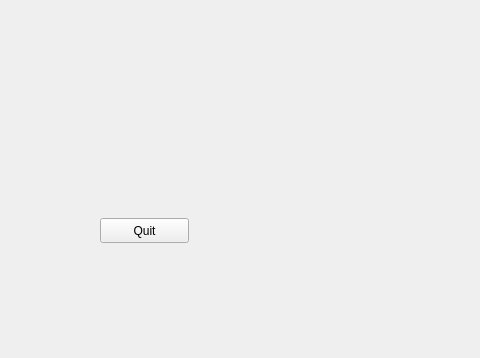
First picture: the form in src/3D_Viewer/mainwindow.ui, repository Ankononenko/s21_3DViewer, before the edit; both pictures show x 0 to 480 and y 442 to 800 of the 1200 by 800 pixel window.
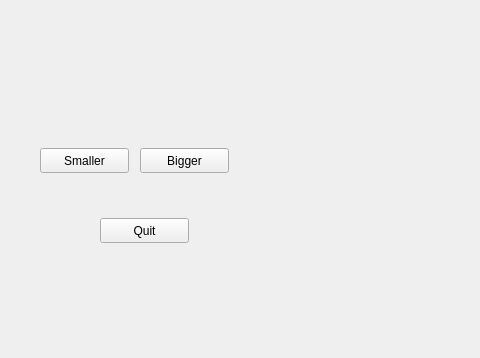
Second picture: the form after the edit. Custom widgets are drawn as their Qt base class.

Commit message: added buttons to resize the model

```diff
--- a/src/3D_Viewer/mainwindow.ui
+++ b/src/3D_Viewer/mainwindow.ui
@@ -43,6 +43,32 @@
      <string>Quit</string>
     </property>
    </widget>
+   <widget class="QPushButton" name="SmallerButton">
+    <property name="geometry">
+     <rect>
+      <x>40</x>
+      <y>590</y>
+      <width>89</width>
+      <height>25</height>
+     </rect>
+    </property>
+    <property name="text">
+     <string>Smaller</string>
+    </property>
+   </widget>
+   <widget class="QPushButton" name="BiggerButton">
+    <property name="geometry">
+     <rect>
+      <x>140</x>
+      <y>590</y>
+      <width>89</width>
+      <height>25</height>
+     </rect>
+    </property>
+    <property name="text">
+     <string>Bigger</string>
+    </property>
+   </widget>
   </widget>
  </widget>
  <customwidgets>
```
Left out of the diff: 2 changed lines with no effect on the pictures. The commit also changes 4 other files.
